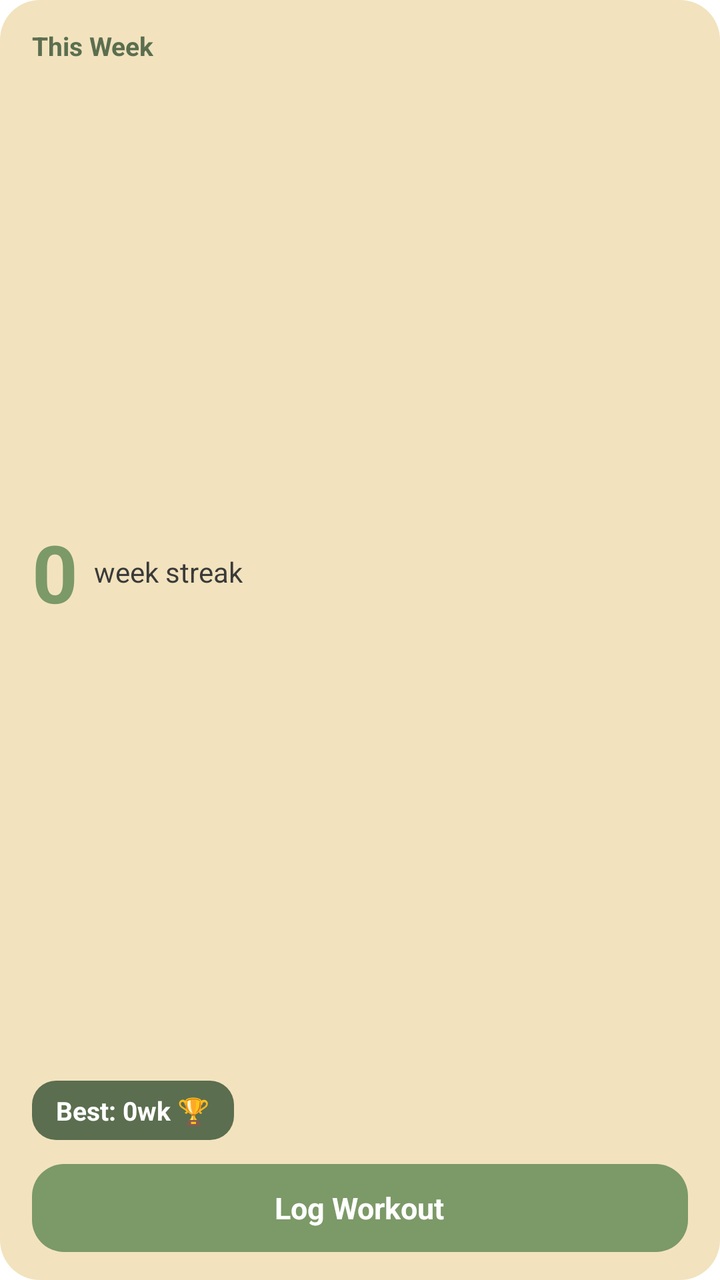
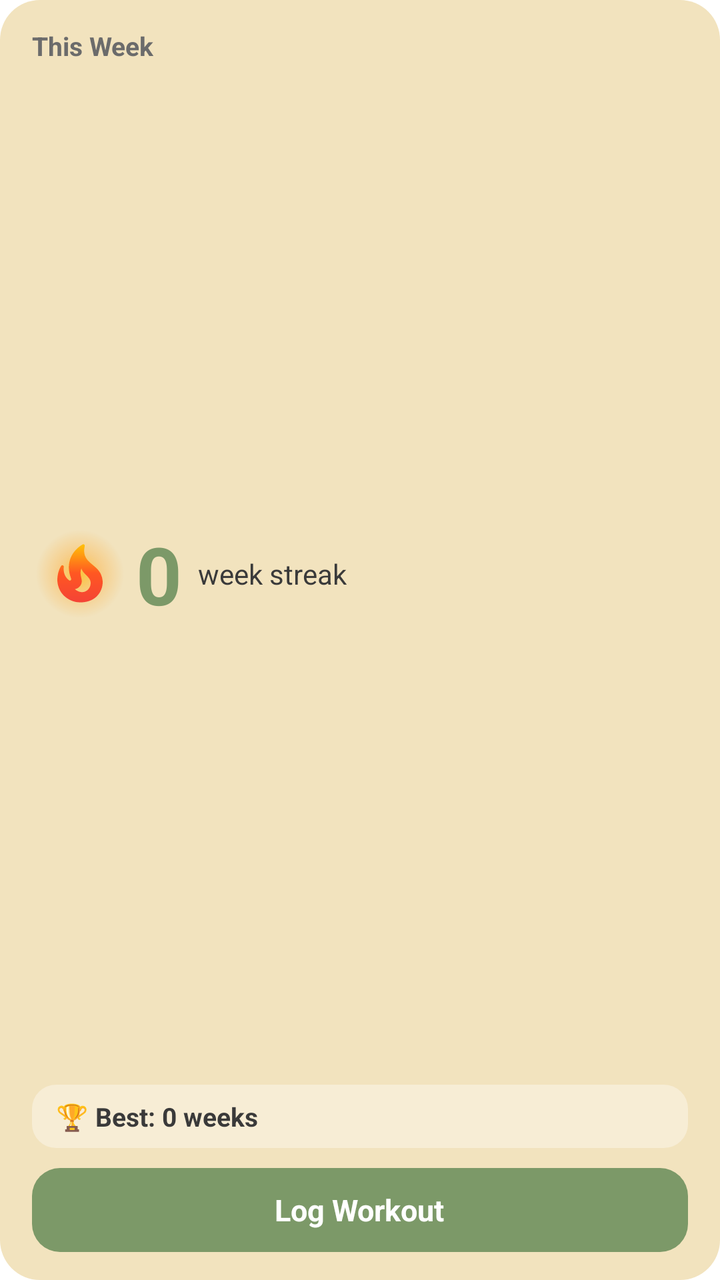

Compare the two renders of this Android layout. The source of the first and the diff that turns it into the second are given below.
<!-- AndroidManifest.xml: fallback theme Theme.MaterialComponents.DayNight.NoActionBar -->
<!-- res/layout/widget_large.xml -->
<?xml version="1.0" encoding="utf-8"?>
<LinearLayout xmlns:android="http://schemas.android.com/apk/res/android"
    android:layout_width="match_parent"
    android:layout_height="match_parent"
    android:background="@drawable/widget_background"
    android:orientation="vertical"
    android:paddingStart="16dp"
    android:paddingEnd="16dp"
    android:paddingTop="14dp"
    android:paddingBottom="14dp">

    <TextView
        android:layout_width="wrap_content"
        android:layout_height="wrap_content"
        android:text="This Week"
        android:textColor="@color/widget_app_bar"
        android:textSize="13sp"
        android:textStyle="bold" />

    <LinearLayout
        android:layout_width="match_parent"
        android:layout_height="0dp"
        android:layout_weight="1"
        android:orientation="horizontal"
        android:gravity="center_vertical">

        <TextView
            android:id="@+id/streak_text"
            android:layout_width="wrap_content"
            android:layout_height="wrap_content"
            android:text="0"
            android:textColor="@color/widget_hero"
            android:textSize="40sp"
            android:textStyle="bold" />

        <TextView
            android:layout_width="wrap_content"
            android:layout_height="wrap_content"
            android:layout_marginStart="8dp"
            android:text="week streak"
            android:textColor="@color/widget_text_dark"
            android:textSize="14sp" />
    </LinearLayout>

    <LinearLayout
        android:id="@+id/best_chip"
        android:layout_width="wrap_content"
        android:layout_height="wrap_content"
        android:layout_marginBottom="12dp"
        android:background="@drawable/widget_chip_bg"
        android:paddingStart="12dp"
        android:paddingEnd="12dp"
        android:paddingTop="6dp"
        android:paddingBottom="6dp">

        <TextView
            android:id="@+id/best_text"
            android:layout_width="wrap_content"
            android:layout_height="wrap_content"
            android:text="Best: 0wk 🏆"
            android:textColor="@color/widget_text_on_hero"
            android:textSize="13sp"
            android:textStyle="bold" />
    </LinearLayout>

    <LinearLayout
        android:id="@+id/log_button"
        android:layout_width="match_parent"
        android:layout_height="44dp"
        android:background="@drawable/widget_button_bg"
        android:gravity="center">

        <TextView
            android:layout_width="wrap_content"
            android:layout_height="wrap_content"
            android:text="Log Workout"
            android:textColor="@color/widget_text_on_hero"
            android:textSize="15sp"
            android:textStyle="bold" />
    </LinearLayout>
</LinearLayout>
<!-- resources referenced by this layout -->
<resources>
  <color name="widget_app_bar">#FF5B6E4F</color>
  <color name="widget_hero">#FF7C9968</color>
  <color name="widget_text_dark">#FF3A3A3A</color>
  <color name="widget_text_on_hero">#FFFFFFFF</color>
  <!-- drawable widget_background (drawable) -->
  <?xml version="1.0" encoding="utf-8"?>
  <shape xmlns:android="http://schemas.android.com/apk/res/android" android:shape="rectangle">
      <solid android:color="@color/widget_background" />
      <corners android:radius="20dp" />
  </shape>
  <!-- drawable widget_button_bg (drawable) -->
  <?xml version="1.0" encoding="utf-8"?>
  <shape xmlns:android="http://schemas.android.com/apk/res/android" android:shape="rectangle">
      <solid android:color="@color/widget_hero" />
      <corners android:radius="16dp" />
  </shape>
  <!-- drawable widget_chip_bg (drawable) -->
  <?xml version="1.0" encoding="utf-8"?>
  <shape xmlns:android="http://schemas.android.com/apk/res/android" android:shape="rectangle">
      <solid android:color="@color/widget_app_bar" />
      <corners android:radius="12dp" />
  </shape>
  <color name="widget_background">#FFF2E3BE</color>
</resources>

<!-- the commit's change to res/layout/widget_large.xml (unified diff, before → after) -->
@@ -1,81 +1,149 @@
 <?xml version="1.0" encoding="utf-8"?>
-<LinearLayout xmlns:android="http://schemas.android.com/apk/res/android"
+<FrameLayout xmlns:android="http://schemas.android.com/apk/res/android"
+    android:id="@+id/widget_root"
     android:layout_width="match_parent"
-    android:layout_height="match_parent"
-    android:background="@drawable/widget_background"
-    android:orientation="vertical"
-    android:paddingStart="16dp"
-    android:paddingEnd="16dp"
-    android:paddingTop="14dp"
-    android:paddingBottom="14dp">
+    android:layout_height="match_parent">
 
-    <TextView
-        android:layout_width="wrap_content"
-        android:layout_height="wrap_content"
-        android:text="This Week"
-        android:textColor="@color/widget_app_bar"
-        android:textSize="13sp"
-        android:textStyle="bold" />
+    <ImageView
+        android:id="@+id/bg_card"
+        android:layout_width="match_parent"
+        android:layout_height="match_parent"
+        android:scaleType="fitXY"
+        android:src="@drawable/widget_background"
+        android:tint="@color/widget_background" />
 
     <LinearLayout
         android:layout_width="match_parent"
-        android:layout_height="0dp"
-        android:layout_weight="1"
-        android:orientation="horizontal"
-        android:gravity="center_vertical">
+        android:layout_height="match_parent"
+        android:orientation="vertical"
+        android:paddingStart="16dp"
+        android:paddingEnd="16dp"
+        android:paddingTop="14dp"
+        android:paddingBottom="14dp">
 
         <TextView
-            android:id="@+id/streak_text"
+            android:id="@+id/header_text"
             android:layout_width="wrap_content"
             android:layout_height="wrap_content"
-            android:text="0"
-            android:textColor="@color/widget_hero"
-            android:textSize="40sp"
+            android:text="This Week"
+            android:textColor="@color/widget_text_muted"
+            android:textSize="13sp"
             android:textStyle="bold" />
 
-        <TextView
-            android:layout_width="wrap_content"
+        <LinearLayout
+            android:layout_width="match_parent"
+            android:layout_height="0dp"
+            android:layout_weight="1"
+            android:orientation="horizontal"
+            android:gravity="center_vertical">
+
+            <FrameLayout
+                android:layout_width="48dp"
+                android:layout_height="48dp">
+
+                <ImageView
+                    android:id="@+id/fire_glow"
+                    android:layout_width="match_parent"
+                    android:layout_height="match_parent"
+                    android:src="@drawable/widget_fire_glow" />
+
+                <ImageView
+                    android:id="@+id/fire_icon"
+                    android:layout_width="34dp"
+                    android:layout_height="34dp"
+                    android:layout_gravity="center"
+                    android:src="@drawable/ic_widget_fire_active" />
+            </FrameLayout>
+
+            <TextView
+                android:id="@+id/streak_text"
+                android:layout_width="wrap_content"
+                android:layout_height="wrap_content"
+                android:layout_marginStart="4dp"
+                android:text="0"
+                android:textColor="@color/widget_hero"
+                android:textSize="40sp"
+                android:textStyle="bold" />
+
+            <TextView
+                android:id="@+id/streak_label"
+                android:layout_width="wrap_content"
+                android:layout_height="wrap_content"
+                android:layout_marginStart="8dp"
+                android:text="week streak"
+                android:textColor="@color/widget_text_dark"
+                android:textSize="14sp" />
+        </LinearLayout>
+
+        <FrameLayout
+            android:layout_width="match_parent"
             android:layout_height="wrap_content"
-            android:layout_marginStart="8dp"
-            android:text="week streak"
-            android:textColor="@color/widget_text_dark"
-            android:textSize="14sp" />
+            android:layout_marginBottom="10dp">
+
+            <ImageView
+                android:id="@+id/best_chip_bg"
+                android:layout_width="match_parent"
+                android:layout_height="match_parent"
+                android:scaleType="fitXY"
+                android:src="@drawable/widget_chip_bg"
+                android:tint="@color/widget_surface" />
+
+            <LinearLayout
+                android:layout_width="match_parent"
+                android:layout_height="wrap_content"
+                android:orientation="horizontal"
+                android:gravity="center_vertical"
+                android:paddingStart="12dp"
+                android:paddingEnd="12dp"
+                android:paddingTop="7dp"
+                android:paddingBottom="7dp">
+
+                <TextView
+                    android:id="@+id/best_text"
+                    android:layout_width="0dp"
+                    android:layout_height="wrap_content"
+                    android:layout_weight="1"
+                    android:maxLines="1"
+                    android:ellipsize="end"
+                    android:text="🏆 Best: 0 weeks"
+                    android:textColor="@color/widget_text_dark"
+                    android:textSize="13sp"
+                    android:textStyle="bold" />
+
+                <TextView
+                    android:id="@+id/best_ended_text"
+                    android:layout_width="wrap_content"
+                    android:layout_height="wrap_content"
+                    android:layout_marginStart="8dp"
+                    android:maxLines="1"
+                    android:text=""
+                    android:textColor="@color/widget_text_muted"
+                    android:textSize="12sp" />
+            </LinearLayout>
+        </FrameLayout>
+
+        <FrameLayout
+            android:id="@+id/log_button"
+            android:layout_width="match_parent"
+            android:layout_height="42dp">
+
+            <ImageView
+                android:id="@+id/log_button_bg"
+                android:layout_width="match_parent"
+                android:layout_height="match_parent"
+                android:scaleType="fitXY"
+                android:src="@drawable/widget_button_bg"
+                android:tint="@color/widget_hero" />
+
+            <TextView
+                android:id="@+id/log_button_text"
+                android:layout_width="wrap_content"
+                android:layout_height="wrap_content"
+                android:layout_gravity="center"
+                android:text="Log Workout"
+                android:textColor="@color/widget_text_on_hero"
+                android:textSize="15sp"
+                android:textStyle="bold" />
+        </FrameLayout>
     </LinearLayout>
-
-    <LinearLayout
-        android:id="@+id/best_chip"
-        android:layout_width="wrap_content"
-        android:layout_height="wrap_content"
-        android:layout_marginBottom="12dp"
-        android:background="@drawable/widget_chip_bg"
-        android:paddingStart="12dp"
-        android:paddingEnd="12dp"
-        android:paddingTop="6dp"
-        android:paddingBottom="6dp">
-
-        <TextView
-            android:id="@+id/best_text"
-            android:layout_width="wrap_content"
-            android:layout_height="wrap_content"
-            android:text="Best: 0wk 🏆"
-            android:textColor="@color/widget_text_on_hero"
-            android:textSize="13sp"
-            android:textStyle="bold" />
-    </LinearLayout>
-
-    <LinearLayout
-        android:id="@+id/log_button"
-        android:layout_width="match_parent"
-        android:layout_height="44dp"
-        android:background="@drawable/widget_button_bg"
-        android:gravity="center">
-
-        <TextView
-            android:layout_width="wrap_content"
-            android:layout_height="wrap_content"
-            android:text="Log Workout"
-            android:textColor="@color/widget_text_on_hero"
-            android:textSize="15sp"
-            android:textStyle="bold" />
-    </LinearLayout>
-</LinearLayout>
+</FrameLayout>
<!-- resource entries referenced after the edit -->
@@ -1,26 +1,60 @@
 <!-- resources referenced by this layout -->
 <resources>
-  <color name="widget_app_bar">#FF5B6E4F</color>
   <color name="widget_hero">#FF7C9968</color>
+  <color name="widget_surface">#FFF7EDD5</color>
   <color name="widget_text_dark">#FF3A3A3A</color>
+  <color name="widget_text_muted">#FF6B6B6B</color>
   <color name="widget_text_on_hero">#FFFFFFFF</color>
+  <!-- drawable ic_widget_fire_active (drawable) -->
+  <?xml version="1.0" encoding="utf-8"?>
+  <vector xmlns:android="http://schemas.android.com/apk/res/android"
+      xmlns:aapt="http://schemas.android.com/aapt"
+      android:width="24dp"
+      android:height="24dp"
+      android:viewportWidth="24"
+      android:viewportHeight="24">
+      <path android:pathData="M19.48,12.35c-1.57,-4.08 -7.16,-4.3 -5.81,-10.23c0.1,-0.44 -0.37,-0.78 -0.75,-0.55C9.29,3.71 6.68,8 8.87,13.62c0.18,0.46 -0.36,0.89 -0.75,0.59c-1.81,-1.37 -2,-3.34 -1.84,-4.75c0.06,-0.52 -0.62,-0.77 -0.91,-0.34C4.69,10.16 4,11.84 4,14.37c0.38,5.6 5.11,7.32 6.81,7.54c2.43,0.31 5.06,-0.14 6.95,-1.87C19.84,18.11 20.6,15.03 19.48,12.35zM10.2,17.38c1.44,-0.35 2.18,-1.39 2.38,-2.31c0.33,-1.43 -0.96,-2.83 -0.09,-5.09c0.33,1.87 3.27,3.04 3.27,5.08C15.84,17.59 13.1,19.76 10.2,17.38z">
+          <aapt:attr name="android:fillColor">
+              <gradient
+                  android:type="linear"
+                  android:startX="12"
+                  android:startY="22"
+                  android:endX="12"
+                  android:endY="1.5">
+                  <item android:offset="0" android:color="#FFF44336" />
+                  <item android:offset="0.5" android:color="#FFFF5722" />
+                  <item android:offset="1" android:color="#FFFFC107" />
+              </gradient>
+          </aapt:attr>
+      </path>
+  </vector>
   <!-- drawable widget_background (drawable) -->
   <?xml version="1.0" encoding="utf-8"?>
   <shape xmlns:android="http://schemas.android.com/apk/res/android" android:shape="rectangle">
-      <solid android:color="@color/widget_background" />
+      <solid android:color="#FFFFFFFF" />
       <corners android:radius="20dp" />
   </shape>
   <!-- drawable widget_button_bg (drawable) -->
   <?xml version="1.0" encoding="utf-8"?>
   <shape xmlns:android="http://schemas.android.com/apk/res/android" android:shape="rectangle">
-      <solid android:color="@color/widget_hero" />
-      <corners android:radius="16dp" />
+      <solid android:color="#FFFFFFFF" />
+      <corners android:radius="14dp" />
   </shape>
   <!-- drawable widget_chip_bg (drawable) -->
   <?xml version="1.0" encoding="utf-8"?>
   <shape xmlns:android="http://schemas.android.com/apk/res/android" android:shape="rectangle">
-      <solid android:color="@color/widget_app_bar" />
+      <solid android:color="#FFFFFFFF" />
       <corners android:radius="12dp" />
+  </shape>
+  <!-- drawable widget_fire_glow (drawable) -->
+  <?xml version="1.0" encoding="utf-8"?>
+  <shape xmlns:android="http://schemas.android.com/apk/res/android" android:shape="oval">
+      <gradient
+          android:type="radial"
+          android:gradientRadius="22dp"
+          android:centerColor="#55FFA726"
+          android:startColor="#AAFFB300"
+          android:endColor="#00FF6D00" />
   </shape>
   <color name="widget_background">#FFF2E3BE</color>
 </resources>
